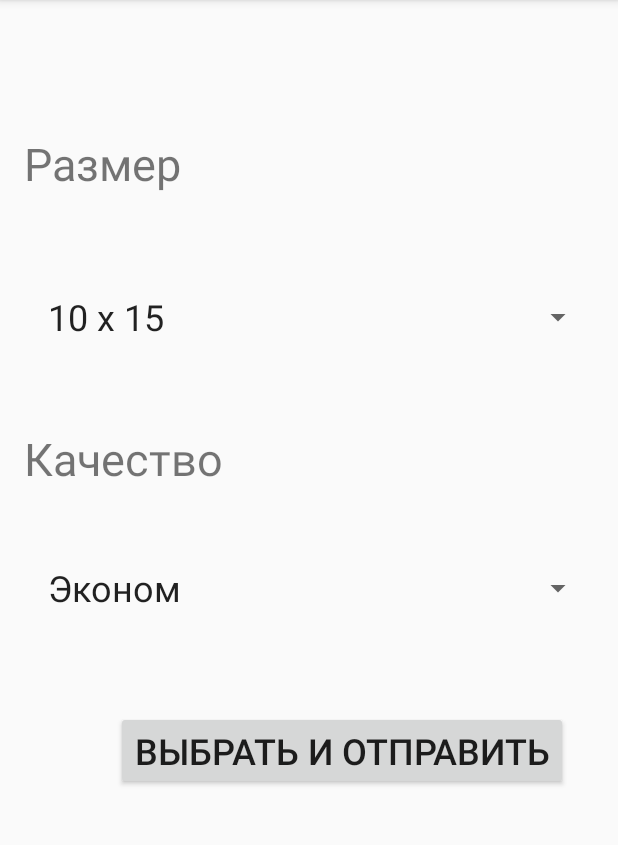
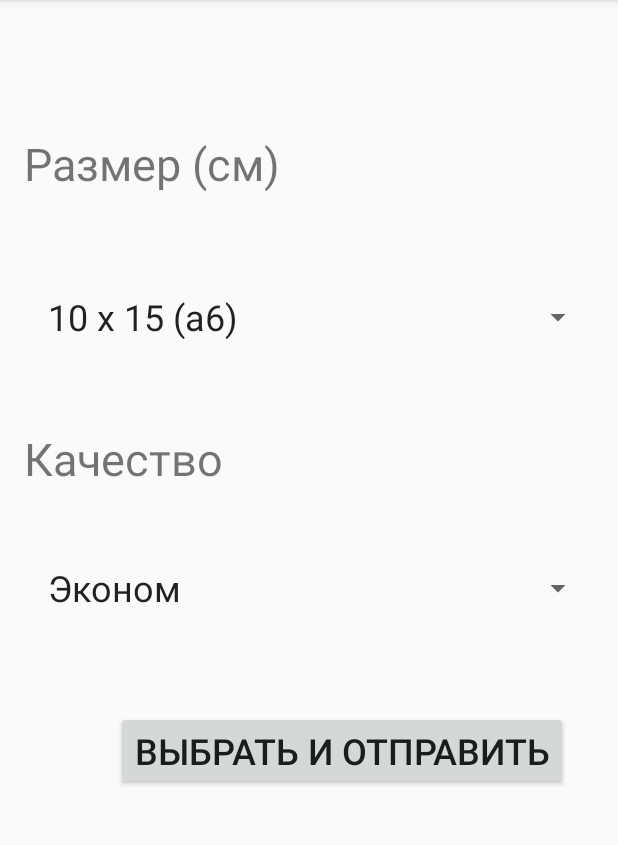
Before and after one commit to AntonButov/print, an Android app: the MainActivity screen opened directly, with no data from a screen before it, after a tap on "ВЫБРАТЬ И ОТПРАВИТЬ", on a phone screen of 412 x 824 dp, the part 84-929 px from its top. Run offline under Robolectric (Android 15) with nearby library versions, the phone set to English and light mode, and no system bars; our stand-ins replace Firebase (no records; nobody signed in at launch, a user with empty details on screens opened directly).

Commit message:
Добавил нумерацию.

```diff
--- a/app/src/main/java/pro/butovanton/print/MainActivity.java
+++ b/app/src/main/java/pro/butovanton/print/MainActivity.java
@@ -99,7 +99,6 @@ public class MainActivity extends AppCompatActivity  {
                 Intent i = new Intent();
                 i.setType("image/*");
                 i.setAction(Intent.ACTION_GET_CONTENT);
-                i.putExtra(Intent.EXTRA_ALLOW_MULTIPLE, true);
                 startActivityForResult(Intent.createChooser(i, "Выберите файл"), PICTURE_REQUEST_CODE);
             }
         });
@@ -212,7 +211,6 @@ public class MainActivity extends AppCompatActivity  {
                                        writeToFile(order.toString(), getBaseContext());
                                        File file = new File(getApplication().getFilesDir()+ "/config.txt");
                                        Uri uriConfig = Uri.fromFile(file);
-                                  //     riversRef.delete();
                                        uploadFileToStorageConfig(uriConfig);
                                    }
 
--- a/app/src/main/res/layout/activity_main.xml
+++ b/app/src/main/res/layout/activity_main.xml
@@ -51,7 +51,7 @@
         android:layout_marginStart="16dp"
         android:layout_marginLeft="16dp"
         android:layout_marginTop="32dp"
-        android:text="Размер"
+        android:text="Размер (см)"
         android:textSize="30dp"
          />
 
--- a/app/src/main/res/values/strings.xml
+++ b/app/src/main/res/values/strings.xml
@@ -16,10 +16,10 @@
     <string name="ver_app">Версия программы</string>
 
     <string-array name="size_array">
-        <item>10 x 15</item>
-        <item>13 x 18</item>
-        <item>15 x 21</item>
-        <item>21 x 30</item>
+        <item>10 x 15 (а6)</item>
+        <item>13 x 18 </item>
+        <item>15 x 21 (а5)</item>
+        <item>21 x 30 (а4)</item>
     </string-array>
 
     <string-array name="quality_array">
```
